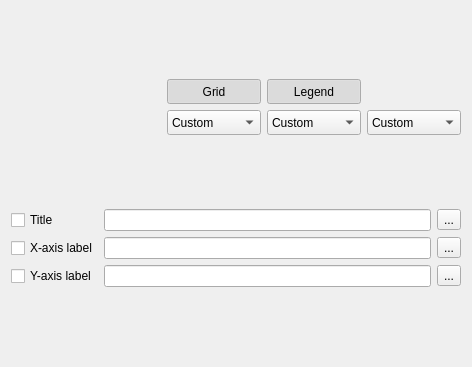
Above: Libs/MRML/Widgets/Resources/UI/qMRMLPlotViewControllerWidget.ui from Slicer/SlicerGitSVNArchive before the change. Below: the same form after it.
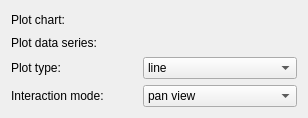
That is the form after the change. Icons and pictures are not drawn. Custom widgets are drawn as their Qt base class.

Commit message: ENH: Added Plots module

```diff
--- a/Libs/MRML/Widgets/Resources/UI/qMRMLPlotViewControllerWidget.ui
+++ b/Libs/MRML/Widgets/Resources/UI/qMRMLPlotViewControllerWidget.ui
@@ -6,8 +6,8 @@
    <rect>
     <x>0</x>
     <y>0</y>
-    <width>472</width>
-    <height>367</height>
+    <width>308</width>
+    <height>118</height>
    </rect>
   </property>
   <property name="windowTitle">
@@ -16,20 +16,8 @@
   <layout class="QGridLayout" name="gridLayout_2">
    <item row="1" column="0">
     <layout class="QGridLayout" name="contentLayout">
-     <item row="2" column="0">
+     <item row="0" column="1">
       <widget class="qMRMLNodeComboBox" name="plotChartComboBox">
-       <property name="sizePolicy">
-        <sizepolicy hsizetype="Preferred" vsizetype="Fixed">
-         <horstretch>1</horstretch>
-         <verstretch>1</verstretch>
-        </sizepolicy>
-       </property>
-       <property name="minimumSize">
-        <size>
-         <width>150</width>
-         <height>25</height>
-        </size>
-       </property>
        <property name="toolTip">
         <string>Select the PlotChartNode which handles the general Properties of the Plot and allow to select multiple PlotDataNodes.</string>
        </property>
@@ -52,67 +40,10 @@
        </property>
       </widget>
      </item>
-     <item row="0" column="0">
-      <layout class="QVBoxLayout" name="verticalLayout"/>
-     </item>
-     <item row="4" column="2">
-      <widget class="QComboBox" name="plotTypeComboBox">
-       <property name="sizePolicy">
-        <sizepolicy hsizetype="Preferred" vsizetype="Fixed">
-         <horstretch>1</horstretch>
-         <verstretch>1</verstretch>
-        </sizepolicy>
-       </property>
-       <property name="minimumSize">
-        <size>
-         <width>75</width>
-         <height>25</height>
-        </size>
-       </property>
+     <item row="1" column="1">
+      <widget class="qMRMLCheckableNodeComboBox" name="plotSeriesComboBox">
        <property name="toolTip">
-        <string>This combobox allows to change the Type for all the active PlotDataNodes. If the value &quot;Custom&quot; is selected, each PlotDataNode has its individual value. If another value is chosen, all the PlotDataNodes referenced by the PlotChartNode will be updated with the new value. </string>
-       </property>
-       <property name="currentIndex">
-        <number>0</number>
-       </property>
-       <item>
-        <property name="text">
-         <string>Custom</string>
-        </property>
-       </item>
-       <item>
-        <property name="text">
-         <string>Line</string>
-        </property>
-       </item>
-       <item>
-        <property name="text">
-         <string>Scatter</string>
-        </property>
-       </item>
-       <item>
-        <property name="text">
-         <string>Bar</string>
-        </property>
-       </item>
-      </widget>
-     </item>
-     <item row="4" column="0">
-      <widget class="qMRMLCheckableNodeComboBox" name="plotDataComboBox">
-       <property name="sizePolicy">
-        <sizepolicy hsizetype="Preferred" vsizetype="Fixed">
-         <horstretch>1</horstretch>
-         <verstretch>1</verstretch>
-        </sizepolicy>
-       </property>
-       <property name="minimumSize">
-        <size>
-         <width>150</width>
-         <height>25</height>
-        </size>
-       </property>
-       <property name="toolTip">
-        <string>Add/Remove Plots from the current Plot Layout the plotData selected. The &quot;Default&quot; will apport any modification. The &quot;indexes&quot; values </string>
+        <string>Add/Remove plots data series to/from the current chart.</string>
        </property>
        <property name="nodeTypes">
         <stringlist>
@@ -136,255 +67,92 @@
        </property>
       </widget>
      </item>
-     <item row="2" column="2">
-      <widget class="QToolButton" name="showLegendToolButton">
-       <property name="sizePolicy">
-        <sizepolicy hsizetype="Preferred" vsizetype="Fixed">
-         <horstretch>1</horstretch>
-         <verstretch>1</verstretch>
-        </sizepolicy>
-       </property>
-       <property name="minimumSize">
-        <size>
-         <width>75</width>
-         <height>25</height>
-        </size>
-       </property>
-       <property name="toolTip">
-        <string>Show legend</string>
-       </property>
-       <property name="text">
-        <string>Legend</string>
-       </property>
-       <property name="checkable">
-        <bool>true</bool>
-       </property>
-       <property name="checked">
-        <bool>true</bool>
-       </property>
-      </widget>
-     </item>
-     <item row="4" column="1">
-      <widget class="QComboBox" name="xAxisComboBox">
-       <property name="sizePolicy">
-        <sizepolicy hsizetype="Preferred" vsizetype="Fixed">
-         <horstretch>1</horstretch>
-         <verstretch>1</verstretch>
-        </sizepolicy>
-       </property>
-       <property name="minimumSize">
-        <size>
-         <width>75</width>
-         <height>25</height>
-        </size>
-       </property>
-       <property name="toolTip">
-        <string>This combobox allows to change the X-Axis for all the active PlotDataNodes. If the value &quot;Custom&quot; is selected, each PlotDataNode has its individual value. If another value is chosen, all the PlotDataNodes referenced by the PlotChartNode will be updated with the new value. The value &quot;Indexes&quot; will use simple ordinal numbers 1, 2, 3, ... as x coordinate values. For the other values, the correspective column will be used. </string>
-       </property>
-       <item>
-        <property name="text">
-         <string>Custom</string>
-        </property>
-       </item>
-       <item>
-        <property name="text">
-         <string>Indexes</string>
-        </property>
-       </item>
-      </widget>
-     </item>
-     <item row="2" column="1">
-      <widget class="QToolButton" name="showGridToolButton">
-       <property name="sizePolicy">
-        <sizepolicy hsizetype="Preferred" vsizetype="Fixed">
-         <horstretch>1</horstretch>
-         <verstretch>1</verstretch>
-        </sizepolicy>
-       </property>
-       <property name="minimumSize">
-        <size>
-         <width>75</width>
-         <height>25</height>
-        </size>
-       </property>
-       <property name="toolTip">
-        <string>Show grid</string>
-       </property>
-       <property name="text">
-        <string>Grid</string>
-       </property>
-       <property name="checkable">
-        <bool>true</bool>
-       </property>
-       <property name="checked">
-        <bool>true</bool>
-       </property>
-      </widget>
-     </item>
-     <item row="4" column="3">
-      <widget class="QComboBox" name="markersComboBox">
-       <property name="sizePolicy">
-        <sizepolicy hsizetype="Preferred" vsizetype="Fixed">
-         <horstretch>1</horstretch>
-         <verstretch>1</verstretch>
-        </sizepolicy>
-       </property>
-       <property name="minimumSize">
-        <size>
-         <width>75</width>
-         <height>25</height>
-        </size>
-       </property>
-       <property name="toolTip">
-        <string>This combobox allows to change the type of the markers for all the active PlotDataNodes. If the value &quot;Custom&quot; is selected, each PlotDataNode has its individual value. If another value is chosen, all the PlotDataNodes referenced by the PlotChartNode will be updated with the new value.</string>
-       </property>
-       <item>
-        <property name="text">
-         <string>Custom</string>
-        </property>
-       </item>
-       <item>
-        <property name="text">
-         <string>None</string>
-        </property>
-       </item>
-       <item>
-        <property name="text">
-         <string>Cross</string>
-        </property>
-       </item>
-       <item>
-        <property name="text">
-         <string>Plus</string>
-        </property>
-       </item>
-       <item>
-        <property name="text">
-         <string>Square</string>
-        </property>
-       </item>
-       <item>
-        <property name="text">
-         <string>Circle</string>
-        </property>
-       </item>
-       <item>
-        <property name="text">
-         <string>Diamond</string>
-        </property>
-       </item>
-      </widget>
-     </item>
-    </layout>
-   </item>
-   <item row="2" column="0">
-    <layout class="QGridLayout" name="labelsLayout">
      <item row="0" column="0">
-      <widget class="QCheckBox" name="showTitleCheckBox">
-       <property name="toolTip">
-        <string>Show title</string>
-       </property>
+      <widget class="QLabel" name="label">
        <property name="text">
-        <string>Title</string>
+        <string>Plot chart:</string>
        </property>
       </widget>
      </item>
      <item row="1" column="0">
-      <widget class="QCheckBox" name="showXAxisLabelCheckBox">
-       <property name="toolTip">
-        <string>Show the X-axis label</string>
-       </property>
+      <widget class="QLabel" name="label_2">
        <property name="text">
-        <string>X-axis label</string>
+        <string>Plot data series:</string>
        </property>
       </widget>
      </item>
      <item row="2" column="0">
-      <widget class="QCheckBox" name="showYAxisLabelCheckBox">
-       <property name="toolTip">
-        <string>Show the Y-axis label</string>
-       </property>
+      <widget class="QLabel" name="label_3">
        <property name="text">
-        <string>Y-axis label</string>
-       </property>
-      </widget>
-     </item>
-     <item row="0" column="1">
-      <widget class="QLineEdit" name="titleLineEdit">
-       <property name="enabled">
-        <bool>true</bool>
-       </property>
-       <property name="toolTip">
-        <string>Enter a title for the chart.</string>
-       </property>
-       <property name="text">
-        <string/>
-       </property>
-       <property name="dragEnabled">
-        <bool>false</bool>
-       </property>
-       <property name="readOnly">
-        <bool>false</bool>
-       </property>
-      </widget>
-     </item>
-     <item row="1" column="1">
-      <widget class="QLineEdit" name="xAxisLabelLineEdit">
-       <property name="toolTip">
-        <string>Enter a label for the X-axis.</string>
-       </property>
-       <property name="text">
-        <string/>
+        <string>Plot type:</string>
        </property>
       </widget>
      </item>
      <item row="2" column="1">
-      <widget class="QLineEdit" name="yAxisLabelLineEdit">
+      <widget class="QComboBox" name="plotTypeComboBox">
        <property name="toolTip">
         <string>Enter a label for the Y-axis.</string>
        </property>
-       <property name="text">
-        <string/>
+       <property name="currentIndex">
+        <number>0</number>
        </property>
+       <item>
+        <property name="text">
+         <string>line</string>
+        </property>
+       </item>
+       <item>
+        <property name="text">
+         <string>bar</string>
+        </property>
+       </item>
+       <item>
+        <property name="text">
+         <string>scatter</string>
+        </property>
+       </item>
+       <item>
+        <property name="text">
+         <string>scatter bar</string>
+        </property>
+       </item>
       </widget>
      </item>
-     <item row="0" column="2">
-      <widget class="QToolButton" name="editTitleButton">
-       <property name="focusPolicy">
-        <enum>Qt::ClickFocus</enum>
-       </property>
-       <property name="toolTip">
-        <string>Edit the title</string>
-       </property>
+     <item row="3" column="0">
+      <widget class="QLabel" name="label_4">
        <property name="text">
-        <string>...</string>
+        <string>Interaction mode:</string>
        </property>
       </widget>
      </item>
-     <item row="1" column="2">
-      <widget class="QToolButton" name="editXAxisLabelButton">
-       <property name="focusPolicy">
-        <enum>Qt::ClickFocus</enum>
-       </property>
+     <item row="3" column="1">
+      <widget class="QComboBox" name="interactionModeComboBox">
        <property name="toolTip">
         <string>Edit the X-axis label</string>
        </property>
-       <property name="text">
-        <string>...</string>
+       <property name="currentIndex">
+        <number>0</number>
        </property>
-      </widget>
-     </item>
-     <item row="2" column="2">
-      <widget class="QToolButton" name="editYAxisLabelButton">
-       <property name="focusPolicy">
-        <enum>Qt::ClickFocus</enum>
-       </property>
-       <property name="toolTip">
-        <string>Edit the Y-axis label</string>
-       </property>
-       <property name="text">
-        <string>...</string>
-       </property>
+       <item>
+        <property name="text">
+         <string>pan view</string>
+        </property>
+       </item>
+       <item>
+        <property name="text">
+         <string>select points</string>
+        </property>
+       </item>
+       <item>
+        <property name="text">
+         <string>free-hand select points</string>
+        </property>
+       </item>
+       <item>
+        <property name="text">
+         <string>move points</string>
+        </property>
+       </item>
       </widget>
      </item>
     </layout>
```
Left out of the diff: 12 changed lines with no effect on the pictures. The commit also changes 83 other files.
